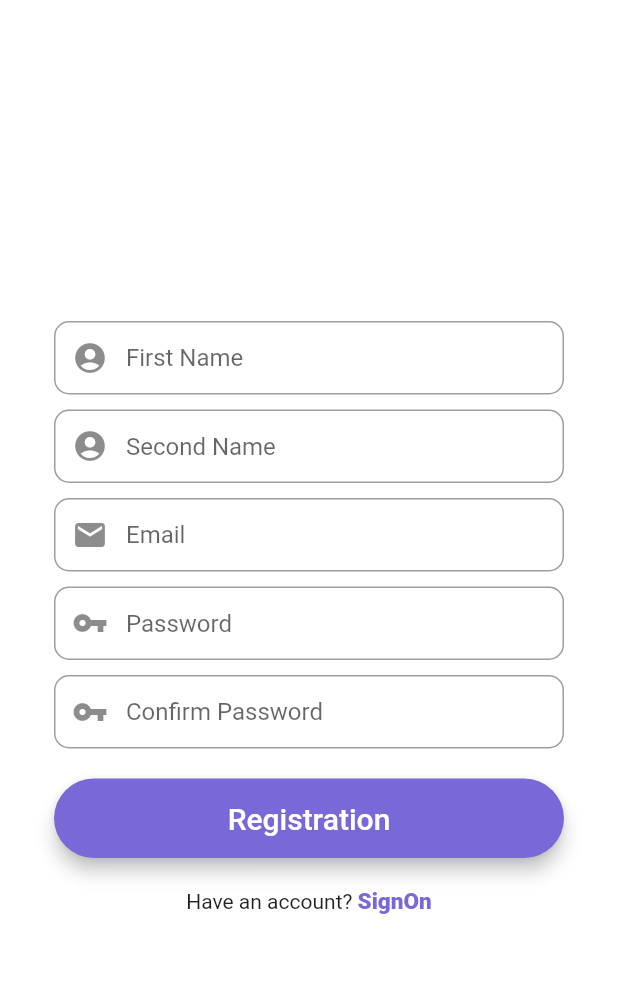
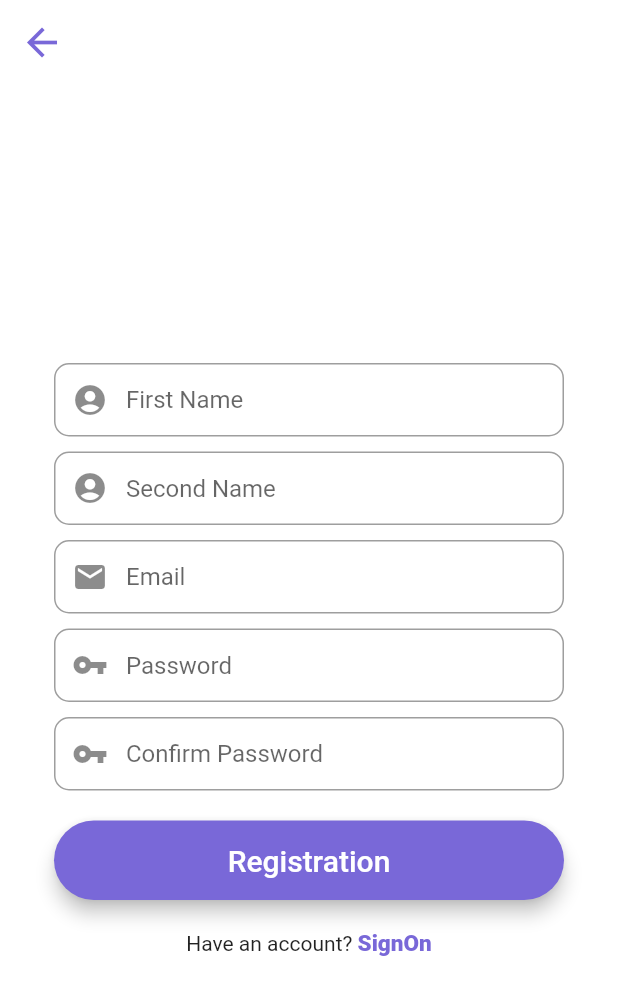
Before and after one commit to dmitry-lyovochkin/English_application, a Flutter app: the RegistrationWidget screen opened directly, on a phone screen of 412 x 824 dp. Shown: the top 995 px of the screen. Run offline on Flutter 3.47's test engine with Material 2 defaults, Android fonts, the phone set to English and light mode, and no system bars; our stand-ins replace firebase_auth; accounts and stored records are empty.

Commit message:
окно регистрации готово

```diff
--- a/lib/widgets/auth_firebase/registration_screen.dart
+++ b/lib/widgets/auth_firebase/registration_screen.dart
@@ -10,7 +10,6 @@ class RegistrationWidget extends StatefulWidget {
 }
 
 class _RegistrationWidgetState extends State<RegistrationWidget> {
-
   final _formKey = GlobalKey<FormState>();
 
   final firstNameEditingController = new TextEditingController();
@@ -126,6 +125,22 @@ class _RegistrationWidgetState extends State<RegistrationWidget> {
         ));
     return Scaffold(
         backgroundColor: Colors.white,
+        appBar: AppBar(
+          backgroundColor: Colors.transparent,
+          elevation: 0,
+          leading: SizedBox(
+            height: 20,
+            child: IconButton(
+                icon: const Icon(
+                  Icons.arrow_back,
+                  size: 30,
+                  color: AppColors.mainColorApp,
+                ),
+                onPressed: () {
+                  Navigator.of(context).pop();
+                }),
+          ),
+        ),
         body: Center(
             child: SingleChildScrollView(
           child: Container(
@@ -157,16 +172,18 @@ class _RegistrationWidgetState extends State<RegistrationWidget> {
                           const Text("Have an account? "),
                           GestureDetector(
                             onTap: () {
-                              Navigator.push<Widget>(context, MaterialPageRoute(builder: (context) => const LoginScreenWidget()));
+                              Navigator.push<Widget>(
+                                  context,
+                                  MaterialPageRoute(
+                                      builder: (context) =>
+                                          const LoginScreenWidget()));
                             },
-                            child: const Text(
-                              "SignOn",
+                            child: const Text("SignOn",
                                 style: TextStyle(
                                   color: AppColors.mainColorApp,
                                   fontWeight: FontWeight.w800,
                                   fontSize: 15,
-                              )
-                            ),
+                                )),
                           )
                         ],
                       )
```
Lines whose indentation alone changed are shown as unchanged.
